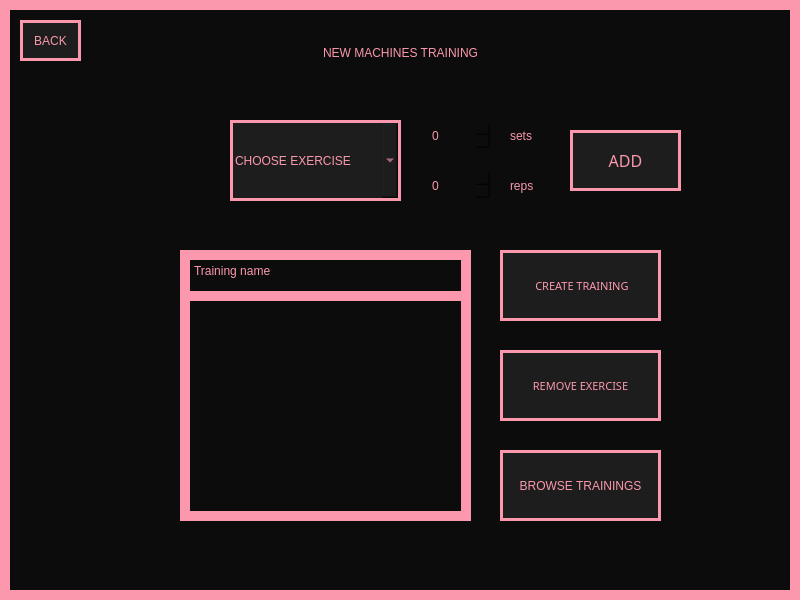
Qt form View/NewMachinesTraining.ui (Hanna-J-K/fitnessapp) before a commit.
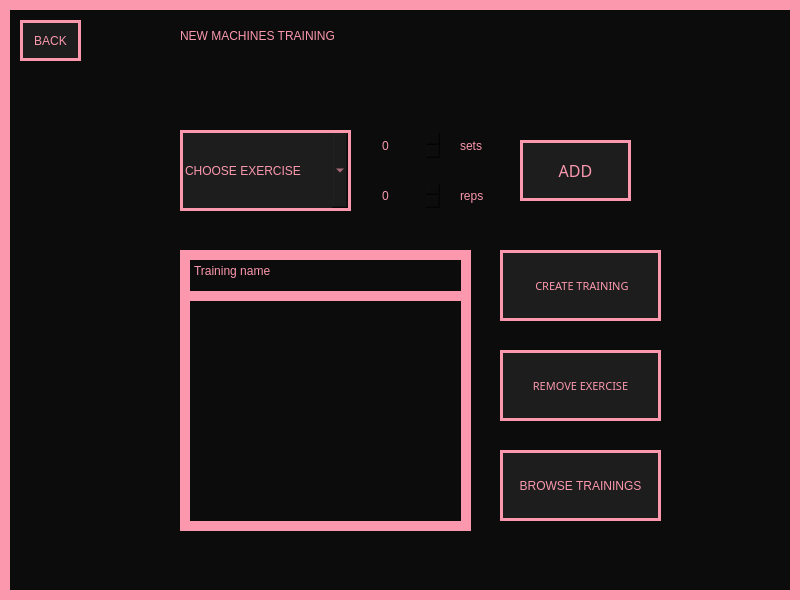
The same form after that commit.

```diff
--- a/View/NewMachinesTraining.ui
+++ b/View/NewMachinesTraining.ui
@@ -18,31 +18,11 @@
 color: #FB98AD;</string>
   </property>
   <widget class="QWidget" name="centralwidget">
-   <widget class="QPushButton" name="choose_type_btn">
-    <property name="geometry">
-     <rect>
-      <x>150</x>
-      <y>30</y>
-      <width>501</width>
-      <height>45</height>
-     </rect>
-    </property>
-    <property name="cursor">
-     <cursorShape>PointingHandCursor</cursorShape>
-    </property>
-    <property name="styleSheet">
-     <string notr="true">border: none;
-font: 20pt &quot;PRIMETIME&quot;;</string>
-    </property>
-    <property name="text">
-     <string>NEW MACHINES TRAINING</string>
-    </property>
-   </widget>
    <widget class="QComboBox" name="exercise_combo">
     <property name="geometry">
      <rect>
-      <x>230</x>
-      <y>120</y>
+      <x>180</x>
+      <y>130</y>
       <width>171</width>
       <height>81</height>
      </rect>
@@ -78,8 +58,8 @@
    <widget class="QPushButton" name="add_btn">
     <property name="geometry">
      <rect>
-      <x>570</x>
-      <y>130</y>
+      <x>520</x>
+      <y>140</y>
       <width>111</width>
       <height>61</height>
      </rect>
@@ -107,8 +87,8 @@
    <widget class="QSpinBox" name="set_spin">
     <property name="geometry">
      <rect>
-      <x>430</x>
-      <y>120</y>
+      <x>380</x>
+      <y>130</y>
       <width>61</width>
       <height>31</height>
      </rect>
@@ -122,8 +102,8 @@
    <widget class="QSpinBox" name="rep_spin">
     <property name="geometry">
      <rect>
-      <x>430</x>
-      <y>170</y>
+      <x>380</x>
+      <y>180</y>
       <width>61</width>
       <height>31</height>
      </rect>
@@ -137,8 +117,8 @@
    <widget class="QPushButton" name="sets_btn">
     <property name="geometry">
      <rect>
-      <x>510</x>
-      <y>120</y>
+      <x>460</x>
+      <y>130</y>
       <width>41</width>
       <height>31</height>
      </rect>
@@ -159,8 +139,8 @@
    <widget class="QPushButton" name="reps_btn">
     <property name="geometry">
      <rect>
-      <x>510</x>
-      <y>170</y>
+      <x>460</x>
+      <y>180</y>
       <width>41</width>
       <height>31</height>
      </rect>
@@ -260,7 +240,7 @@
     <property name="geometry">
      <rect>
       <x>180</x>
-      <y>280</y>
+      <y>290</y>
       <width>291</width>
       <height>241</height>
      </rect>
@@ -304,6 +284,23 @@
      <string>BROWSE TRAININGS</string>
     </property>
    </widget>
+   <widget class="QLabel" name="label">
+    <property name="geometry">
+     <rect>
+      <x>180</x>
+      <y>10</y>
+      <width>401</width>
+      <height>51</height>
+     </rect>
+    </property>
+    <property name="styleSheet">
+     <string notr="true">border: none;
+font: 20pt &quot;PRIMETIME&quot;;</string>
+    </property>
+    <property name="text">
+     <string>NEW MACHINES TRAINING</string>
+    </property>
+   </widget>
   </widget>
  </widget>
  <resources/>
```
Left out of the diff: 4 changed lines with no effect on the pictures.
